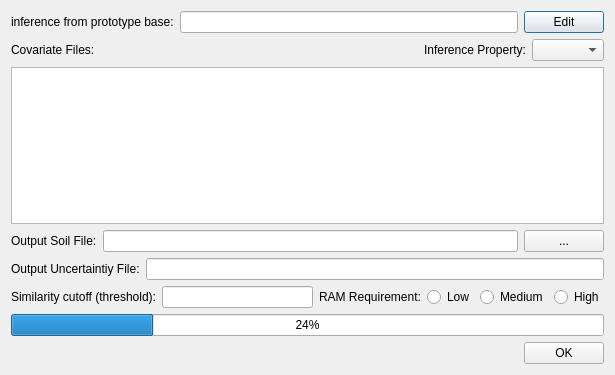
This is inference.ui in lreis2415/iSoLIM as Qt 5 draws it before an edit. The edited form follows.
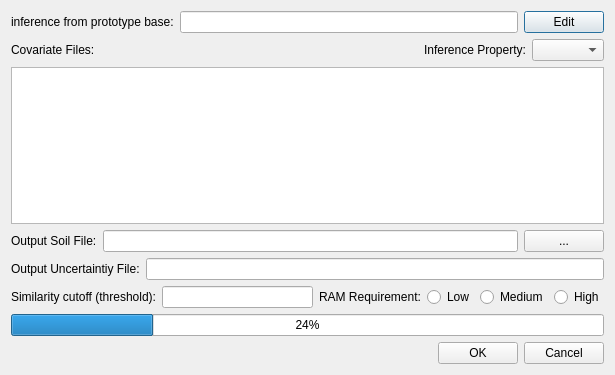
This is the edited form.

Diff of the .ui file:
```diff
--- a/inference.ui
+++ b/inference.ui
@@ -193,6 +193,13 @@
        </property>
       </widget>
      </item>
+     <item>
+      <widget class="QPushButton" name="cancel_btn">
+       <property name="text">
+        <string>Cancel</string>
+       </property>
+      </widget>
+     </item>
     </layout>
    </item>
   </layout>
```
